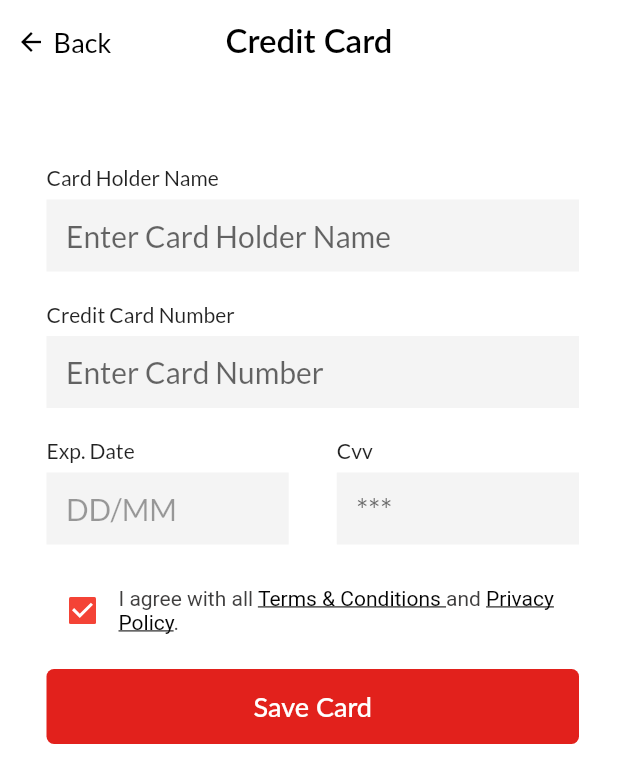
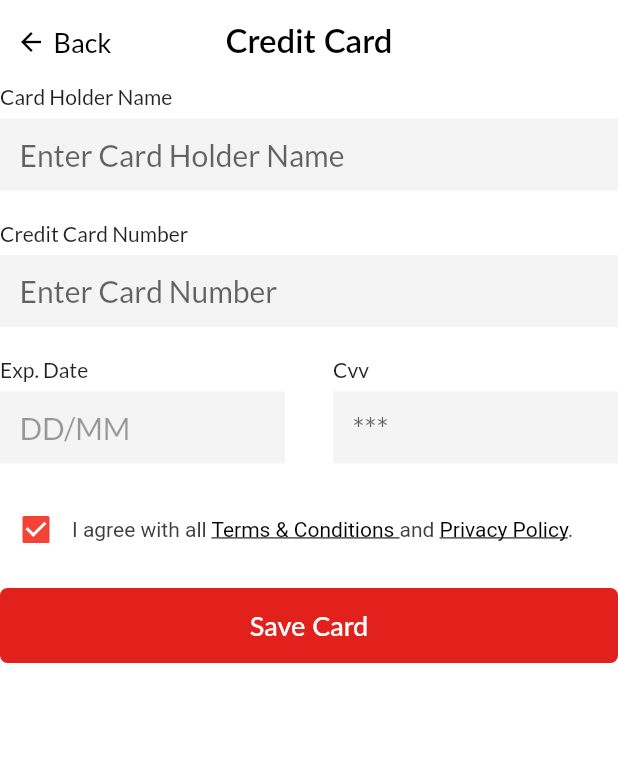
Before and after one commit to anilabansal/TableBooking, a Flutter app: the AddCreditCardDetailsView screen opened by its route, on a phone screen of 412 x 824 dp. Shown: the top 783 px of the screen. Run offline on Flutter 3.47's test engine with Material 2 defaults, Android fonts, the phone set to English and light mode, and no system bars; our stand-ins replace country_picker, flutter_rating_bar, flutter_switch, flutter_toggle_tab, get, pinput; missing offline and left inert: country_phone_code_picker, credit_card_scanner, staggered_grid_view_flutter.

Commit message:
Comment Common fixes

```diff
--- a/lib/view/payment/add_card_details.dart
+++ b/lib/view/payment/add_card_details.dart
@@ -12,12 +12,7 @@ class AddCreditCardDetailsView extends StatelessWidget {
       appBar: appBarCommon(
         text: 'Credit Card',
       ),
-      body: const SafeArea(
-        child: Padding(
-          padding: EdgeInsets.only(left: 31.0, right: 26, top: 54),
-          child: AddCardDetailsBody(),
-        ),
-      ),
+      body: AddCardDetailsBody(),
     );
   }
 }
```
